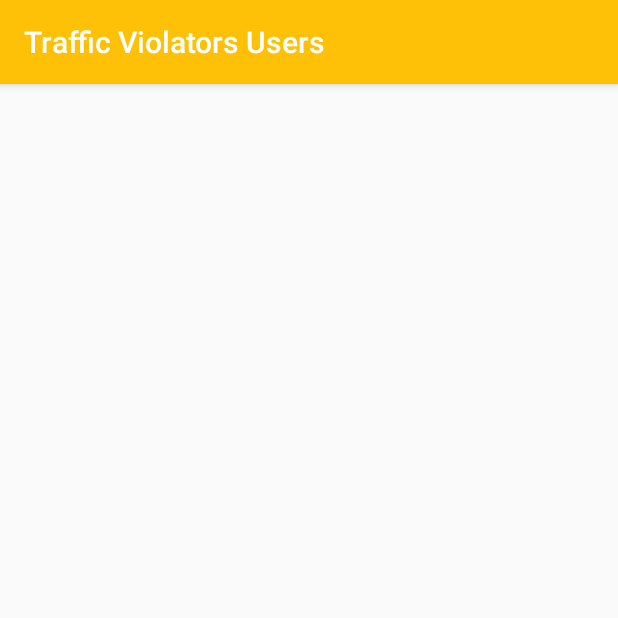
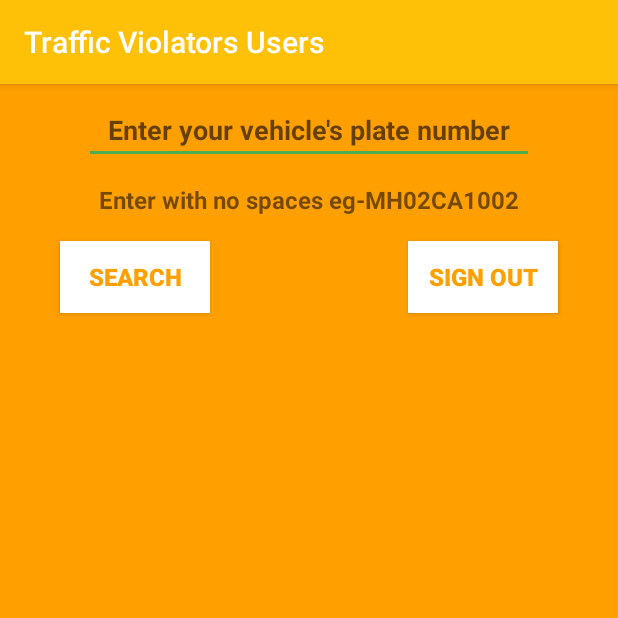
Before and after one commit to ENGG-4/Traffic-Violators-Users, an Android app: the screen it shows after launch once a user with an empty profile is signed in (MainActivity), on a phone screen of 412 x 824 dp, the top half of it. Run offline under Robolectric (Android 15) with nearby library versions, the phone set to English and light mode, and no system bars; our stand-ins replace Firebase (no records; nobody signed in at launch, a user with empty details on screens opened directly).

Commit message:
Started with the search activity.

```diff
--- a/app/src/main/res/layout/activity_main.xml
+++ b/app/src/main/res/layout/activity_main.xml
@@ -4,6 +4,68 @@
     xmlns:tools="http://schemas.android.com/tools"
     android:layout_width="match_parent"
     android:layout_height="match_parent"
+    android:background="@color/colorPrimaryDark"
     tools:context="violatorsusers.traffic.com.trafficviolatorsusers.MainActivity">
 
+    <EditText
+        android:id="@+id/editText"
+        android:layout_width="300dp"
+        android:layout_height="wrap_content"
+        android:layout_marginEnd="8dp"
+        android:layout_marginStart="8dp"
+        android:layout_marginTop="8dp"
+        android:cursorVisible="true"
+        android:ems="10"
+        android:gravity="center"
+        android:hint="@string/search_number"
+        android:inputType="textCapCharacters|textPersonName"
+        android:maxLength="12"
+        android:textAllCaps="true"
+        android:textStyle="bold"
+        app:layout_constraintEnd_toEndOf="parent"
+        app:layout_constraintStart_toStartOf="parent"
+        app:layout_constraintTop_toTopOf="parent" />
+
+    <Button
+        android:id="@+id/button2"
+        android:layout_width="100dp"
+        android:layout_height="wrap_content"
+        android:layout_marginStart="40dp"
+        android:autofillHints="@color/cardview_light_background"
+        android:background="@color/cardview_light_background"
+        android:text="@string/search_button"
+        android:textColor="@color/colorPrimaryDark"
+        android:textSize="16sp"
+        android:textStyle="bold"
+        app:layout_constraintBaseline_toBaselineOf="@+id/button3"
+        app:layout_constraintStart_toStartOf="parent" />
+
+    <Button
+        android:id="@+id/button3"
+        android:layout_width="100dp"
+        android:layout_height="wrap_content"
+        android:layout_marginEnd="40dp"
+        android:layout_marginTop="12dp"
+        android:background="@color/cardview_light_background"
+        android:text="@string/sign_out"
+        android:textColor="@color/colorPrimaryDark"
+        android:textSize="16sp"
+        android:textStyle="bold"
+        app:layout_constraintEnd_toEndOf="parent"
+        app:layout_constraintTop_toBottomOf="@+id/textView" />
+
+    <TextView
+        android:id="@+id/textView"
+        android:layout_width="300dp"
+        android:layout_height="31dp"
+        android:layout_marginEnd="8dp"
+        android:layout_marginStart="8dp"
+        android:layout_marginTop="8dp"
+        android:gravity="center"
+        android:text="@string/hint_platenumber"
+        android:textSize="16sp"
+        android:textStyle="bold"
+        app:layout_constraintEnd_toEndOf="parent"
+        app:layout_constraintStart_toStartOf="parent"
+        app:layout_constraintTop_toBottomOf="@+id/editText" />
 </android.support.constraint.ConstraintLayout>
--- a/app/src/main/res/values/strings.xml
+++ b/app/src/main/res/values/strings.xml
@@ -78,4 +78,5 @@
 
     <string name="id_fmt">User ID: %s</string>
     <string name="email_fmt">Email: %s</string>
+    <string name="hint_platenumber">Enter with no spaces eg-MH02CA1002</string>
 </resources>
```
